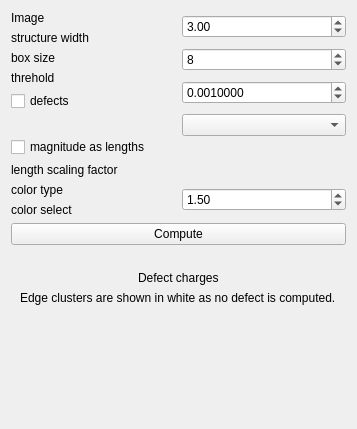
This is src/orientationfield/wid.ui in ChrisMzz/OrientationField as Qt 5 draws it before an edit. The edited form follows.
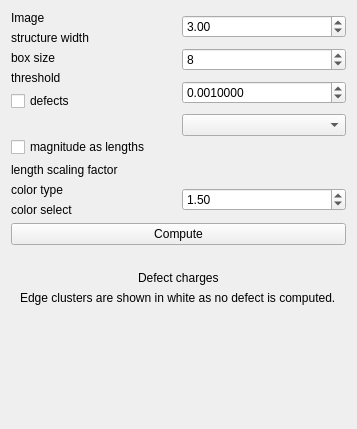
This is the edited form.

Commit message: fix typo, allow later versions of napari than 0.6.6

```diff
--- a/src/orientationfield/wid.ui
+++ b/src/orientationfield/wid.ui
@@ -204,7 +204,7 @@
      <item>
       <widget class="QLabel" name="label">
        <property name="text">
-        <string>threhold</string>
+        <string>threshold</string>
        </property>
       </widget>
      </item>
```
The commit also changes 1 other file.
